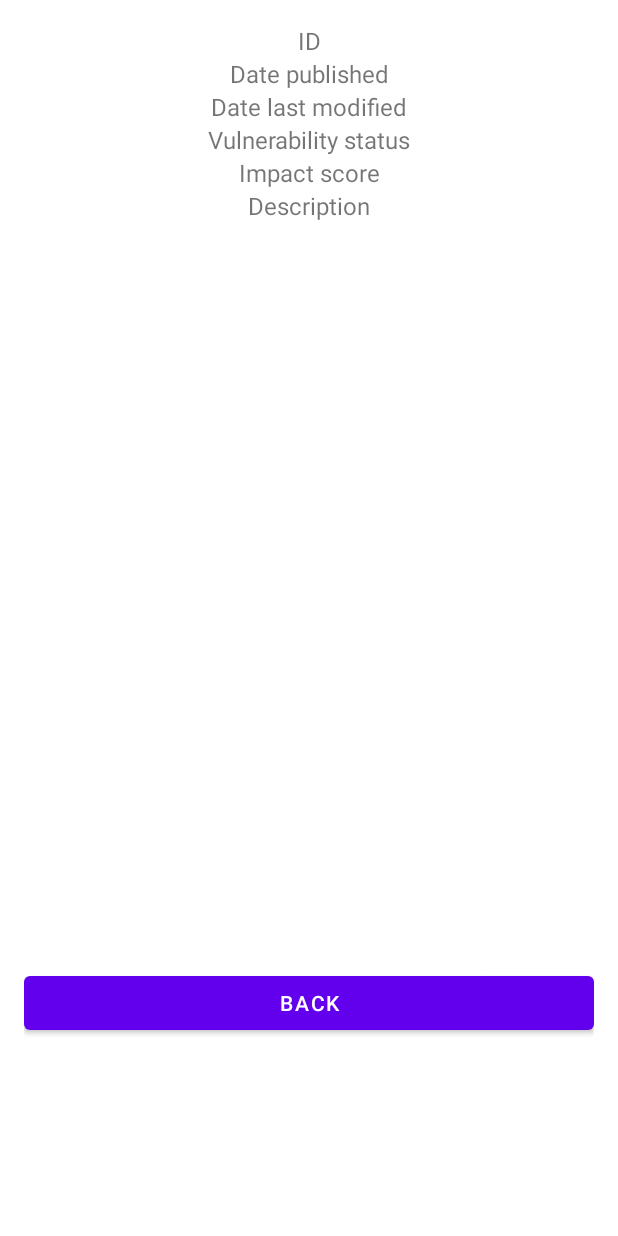
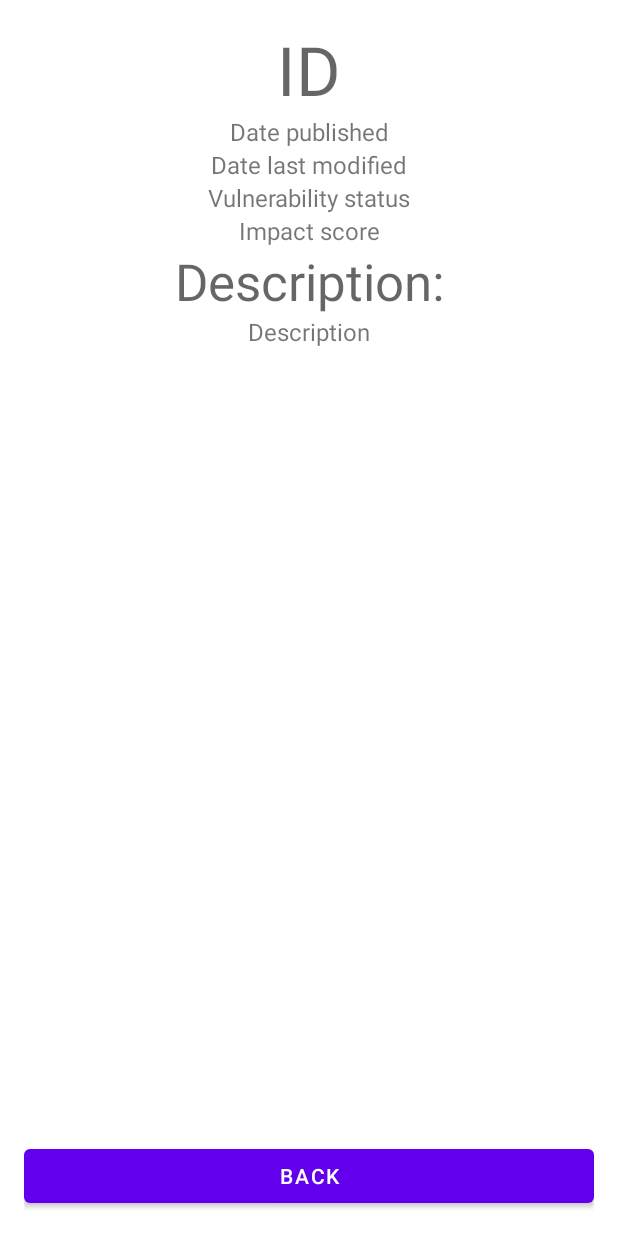
Before and after one commit to TitouanReal/CVE_catcher, an Android app: the layout activity_details_cve.xml on its own in the app's theme, with its tools: preview values and no code run, on a phone screen of 412 x 824 dp. Run offline under Robolectric (Android 15) with nearby library versions, the phone set to English and light mode, and no system bars.

Commit message:
Improve CVE details page UI

```diff
--- a/app/src/main/java/com/example/catcherofvulnerabilitiesandexploits/CVEDetailsActivity.kt
+++ b/app/src/main/java/com/example/catcherofvulnerabilitiesandexploits/CVEDetailsActivity.kt
@@ -40,7 +40,7 @@ class CVEDetailsActivity : AppCompatActivity() {
         displayImpactScore.text = "Impact score : $impactScoreStr"
 
         val displayDescription = findViewById<TextView>(R.id.a_cve_details_description)
-        displayDescription.text = "description : $description"
+        displayDescription.text = description
 
         findViewById<View>(R.id.iconMinor).visibility = View.INVISIBLE
         findViewById<View>(R.id.iconModerate).visibility = View.INVISIBLE
--- a/app/src/main/res/layout/activity_details_cve.xml
+++ b/app/src/main/res/layout/activity_details_cve.xml
@@ -11,7 +11,7 @@
         android:id="@+id/a_cve_details_id"
         android:layout_width="wrap_content"
         android:layout_height="wrap_content"
-        android:textSize="16sp"
+        android:textAppearance="@style/TextAppearance.AppCompat.Display2"
         app:layout_constraintEnd_toEndOf="parent"
         app:layout_constraintStart_toStartOf="parent"
         app:layout_constraintTop_toTopOf="parent"
@@ -58,13 +58,23 @@
         tools:text="Impact score" />
 
     <TextView
+        android:id="@+id/a_cve_description_text"
+        android:layout_width="wrap_content"
+        android:layout_height="wrap_content"
+        android:textAppearance="@style/TextAppearance.AppCompat.Display1"
+        android:text="Description:"
+        app:layout_constraintStart_toStartOf="parent"
+        app:layout_constraintEnd_toEndOf="parent"
+        app:layout_constraintTop_toBottomOf="@+id/a_cve_details_impact_score" />
+
+    <TextView
         android:id="@+id/a_cve_details_description"
         android:layout_width="wrap_content"
         android:layout_height="wrap_content"
         android:textSize="16sp"
         app:layout_constraintEnd_toEndOf="parent"
         app:layout_constraintStart_toStartOf="parent"
-        app:layout_constraintTop_toBottomOf="@+id/a_cve_details_impact_score"
+        app:layout_constraintTop_toBottomOf="@+id/a_cve_description_text"
         tools:text="Description" />
 
     <ImageView
@@ -72,12 +82,9 @@
         android:layout_width="wrap_content"
         android:layout_height="wrap_content"
         android:visibility="invisible"
-        app:layout_constraintBottom_toBottomOf="parent"
+        app:layout_constraintStart_toStartOf="parent"
         app:layout_constraintEnd_toEndOf="parent"
-        app:layout_constraintHorizontal_bias="0.514"
-        app:layout_constraintStart_toStartOf="parent"
-        app:layout_constraintTop_toTopOf="parent"
-        app:layout_constraintVertical_bias="0.666"
+        app:layout_constraintBottom_toTopOf="@id/a_details_cve_btn_back"
         app:srcCompat="@drawable/moderate" />
 
     <ImageView
@@ -85,12 +92,9 @@
         android:layout_width="wrap_content"
         android:layout_height="wrap_content"
         android:visibility="invisible"
-        app:layout_constraintBottom_toBottomOf="parent"
+        app:layout_constraintStart_toStartOf="parent"
         app:layout_constraintEnd_toEndOf="parent"
-        app:layout_constraintHorizontal_bias="0.502"
-        app:layout_constraintStart_toStartOf="parent"
-        app:layout_constraintTop_toTopOf="parent"
-        app:layout_constraintVertical_bias="0.629"
+        app:layout_constraintBottom_toTopOf="@id/a_details_cve_btn_back"
         app:srcCompat="@drawable/critical" />
 
     <ImageView
@@ -98,12 +102,9 @@
         android:layout_width="wrap_content"
         android:layout_height="wrap_content"
         android:visibility="invisible"
-        app:layout_constraintBottom_toBottomOf="parent"
+        app:layout_constraintStart_toStartOf="parent"
         app:layout_constraintEnd_toEndOf="parent"
-        app:layout_constraintHorizontal_bias="0.513"
-        app:layout_constraintStart_toStartOf="parent"
-        app:layout_constraintTop_toTopOf="parent"
-        app:layout_constraintVertical_bias="0.671"
+        app:layout_constraintBottom_toTopOf="@id/a_details_cve_btn_back"
         app:srcCompat="@drawable/major" />
 
     <ImageView
@@ -111,12 +112,9 @@
         android:layout_width="wrap_content"
         android:layout_height="wrap_content"
         android:visibility="invisible"
-        app:layout_constraintBottom_toBottomOf="parent"
+        app:layout_constraintStart_toStartOf="parent"
         app:layout_constraintEnd_toEndOf="parent"
-        app:layout_constraintHorizontal_bias="0.516"
-        app:layout_constraintStart_toStartOf="parent"
-        app:layout_constraintTop_toTopOf="parent"
-        app:layout_constraintVertical_bias="0.667"
+        app:layout_constraintBottom_toTopOf="@id/a_details_cve_btn_back"
         app:srcCompat="@drawable/minor" />
 
     <Button
@@ -124,13 +122,6 @@
         android:layout_width="match_parent"
         android:layout_height="wrap_content"
         android:text="Back"
-        app:layout_constraintBottom_toBottomOf="parent"
-        app:layout_constraintEnd_toEndOf="parent"
-        app:layout_constraintHorizontal_bias="1.0"
-        app:layout_constraintStart_toStartOf="parent"
-
-        app:layout_constraintTop_toBottomOf="@+id/a_cve_details_vulnerability_status"
-        app:layout_constraintVertical_bias="0.824"
-        app:layout_constraintVertical_chainStyle="packed" />
+        app:layout_constraintBottom_toBottomOf="parent" />
 
 </androidx.constraintlayout.widget.ConstraintLayout>
```
